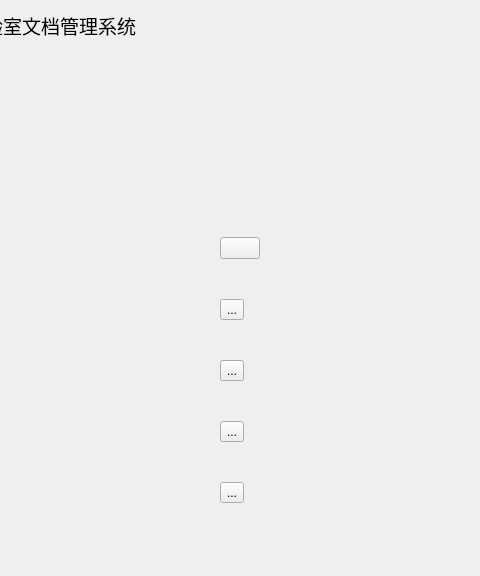
Above: FileManagement/FileManagement.ui from hhyvs111/FileManagement before the change; both pictures show x 162 to 642 and y 0 to 576 of the 824 by 576 pixel window. Below: the same form after it.
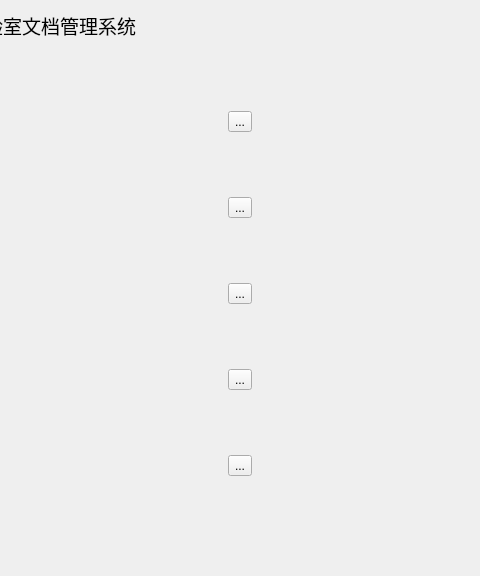
That is the form after the change.

What changed in the file:
```diff
--- a/FileManagement/FileManagement.ui
+++ b/FileManagement/FileManagement.ui
@@ -70,19 +70,6 @@
       </item>
      </layout>
     </item>
-    <item>
-     <spacer name="verticalSpacer">
-      <property name="orientation">
-       <enum>Qt::Vertical</enum>
-      </property>
-      <property name="sizeHint" stdset="0">
-       <size>
-        <width>20</width>
-        <height>40</height>
-       </size>
-      </property>
-     </spacer>
-    </item>
     <item>
      <layout class="QHBoxLayout" name="FunctionLayout">
       <item>
@@ -106,46 +93,18 @@
          <number>0</number>
         </property>
         <item>
-         <spacer name="verticalSpacer_7">
-          <property name="orientation">
-           <enum>Qt::Vertical</enum>
-          </property>
-          <property name="sizeHint" stdset="0">
-           <size>
-            <width>20</width>
-            <height>40</height>
-           </size>
-          </property>
-         </spacer>
-        </item>
-        <item>
-         <widget class="QPushButton" name="personButton">
-          <property name="maximumSize">
-           <size>
-            <width>70</width>
-            <height>55</height>
-           </size>
-          </property>
-          <property name="styleSheet">
-           <string notr="true"/>
-          </property>
+         <widget class="QToolButton" name="personButton">
           <property name="text">
-           <string/>
+           <string>...</string>
           </property>
          </widget>
         </item>
         <item>
-         <spacer name="verticalSpacer_2">
-          <property name="orientation">
-           <enum>Qt::Vertical</enum>
+         <widget class="QToolButton" name="showFileButton">
+          <property name="text">
+           <string>...</string>
           </property>
-          <property name="sizeHint" stdset="0">
-           <size>
-            <width>20</width>
-            <height>40</height>
-           </size>
-          </property>
-         </spacer>
+         </widget>
         </item>
         <item>
          <widget class="QToolButton" name="uploadButton">
@@ -160,19 +119,6 @@
           </property>
          </widget>
         </item>
-        <item>
-         <spacer name="verticalSpacer_3">
-          <property name="orientation">
-           <enum>Qt::Vertical</enum>
-          </property>
-          <property name="sizeHint" stdset="0">
-           <size>
-            <width>20</width>
-            <height>40</height>
-           </size>
-          </property>
-         </spacer>
-        </item>
         <item>
          <widget class="QToolButton" name="downloadButton">
           <property name="focusPolicy">
@@ -183,39 +129,6 @@
           </property>
          </widget>
         </item>
-        <item>
-         <spacer name="verticalSpacer_4">
-          <property name="orientation">
-           <enum>Qt::Vertical</enum>
-          </property>
-          <property name="sizeHint" stdset="0">
-           <size>
-            <width>20</width>
-            <height>40</height>
-           </size>
-          </property>
-         </spacer>
-        </item>
-        <item>
-         <widget class="QToolButton" name="chatButton">
-          <property name="text">
-           <string>...</string>
-          </property>
-         </widget>
-        </item>
-        <item>
-         <spacer name="verticalSpacer_5">
-          <property name="orientation">
-           <enum>Qt::Vertical</enum>
-          </property>
-          <property name="sizeHint" stdset="0">
-           <size>
-            <width>20</width>
-            <height>40</height>
-           </size>
-          </property>
-         </spacer>
-        </item>
         <item>
          <widget class="QToolButton" name="deleteButton">
           <property name="text">
@@ -223,19 +136,6 @@
           </property>
          </widget>
         </item>
-        <item>
-         <spacer name="verticalSpacer_6">
-          <property name="orientation">
-           <enum>Qt::Vertical</enum>
-          </property>
-          <property name="sizeHint" stdset="0">
-           <size>
-            <width>20</width>
-            <height>40</height>
-           </size>
-          </property>
-         </spacer>
-        </item>
        </layout>
       </item>
       <item>
```
Left out of the diff: 18 changed lines with no effect on the pictures.
